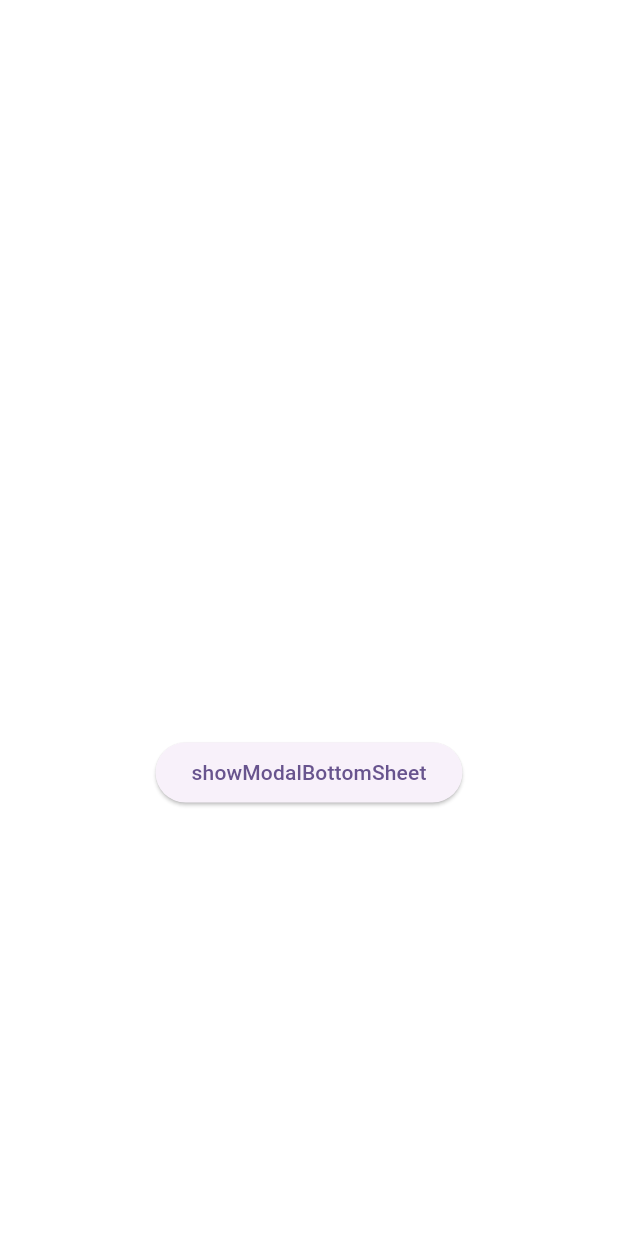
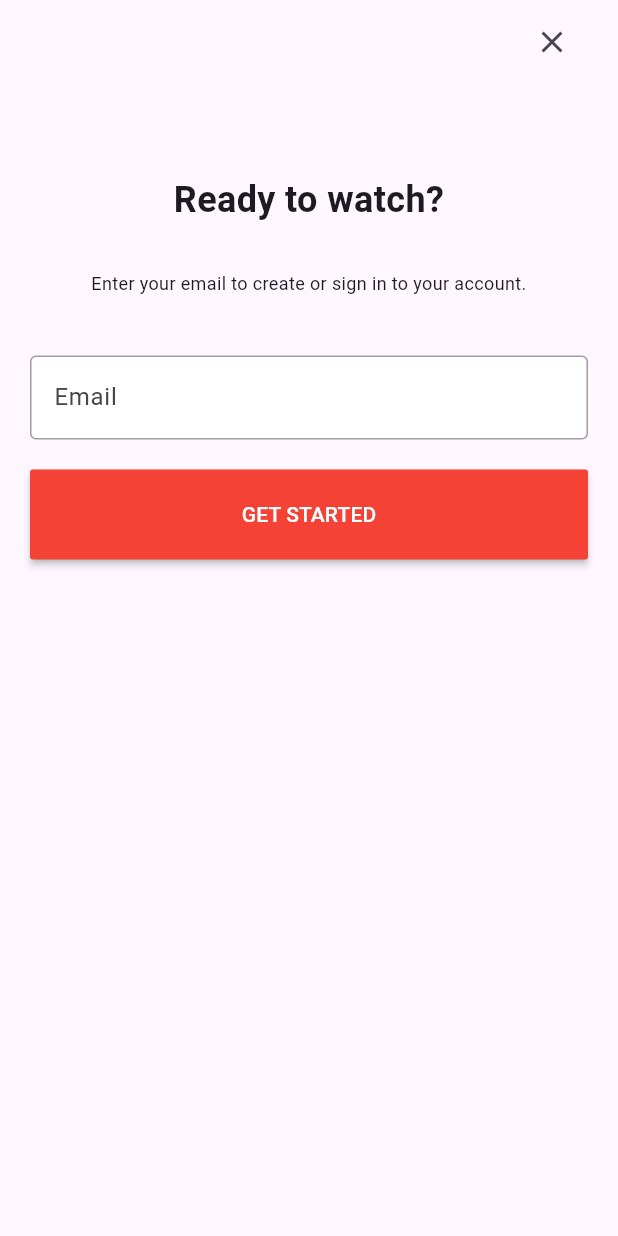
Before and after one commit to kareemawad123/netflix_clone_app, a Flutter app: the screen it shows after launch, after a tap on "Get Started", on a phone screen of 412 x 824 dp. Run offline on Flutter 3.47's test engine with Material 2 defaults, Android fonts, the phone set to English and light mode, and no system bars; our stand-ins replace firebase_auth, firebase_core, flutter_svg, get, get_storage; accounts and stored records are empty.

```diff
--- a/lib/View/Screens/getStartPage.dart
+++ b/lib/View/Screens/getStartPage.dart
@@ -1,5 +1,6 @@
 import 'package:flutter/material.dart';
 import 'package:get/get.dart';
+import 'package:netflix_clone_app/View/Screens/pre_home.dart';
 import 'package:netflix_clone_app/View/Screens/registeration.dart';
 
 class BottomSheetExample extends StatelessWidget {
@@ -7,12 +8,107 @@ class BottomSheetExample extends StatelessWidget {
 
   @override
   Widget build(BuildContext context) {
-    return Center(
-      child: ElevatedButton(
-          child: const Text('showModalBottomSheet'),
-          onPressed: () {
-            Get.to(Registeration());
-          }),
+    var _emailController = TextEditingController();
+    final _formKey = GlobalKey<FormState>();
+    return Scaffold(
+      appBar: AppBar(automaticallyImplyLeading: false, actions: [
+        IconButton(
+            onPressed: () => {Get.to(PreHomeScreen())},
+            icon: Icon(Icons.close)),
+        SizedBox(
+          width: 20,
+        ),
+      ]),
+      body: Form(
+        key: _formKey,
+        child: Padding(
+          padding: const EdgeInsets.all(20.0),
+          child: SingleChildScrollView(
+            child: Column(
+              children: [
+                SizedBox(
+                  height: 40,
+                ),
+                Text(
+                  "Ready to watch?",
+                  textAlign: TextAlign.center,
+                  style: TextStyle(
+                    fontWeight: FontWeight.bold,
+                    fontSize: 24,
+                  ),
+                ),
+                SizedBox(
+                  height: 30,
+                ),
+                Text(
+                  "Enter your email to create or sign in to your account.",
+                  textAlign: TextAlign.center,
+                  style: TextStyle(
+                    fontWeight: FontWeight.normal,
+                    fontSize: 12,
+                  ),
+                ),
+                SizedBox(
+                  height: 40,
+                ),
+                TextFormField(
+                  keyboardType: TextInputType.emailAddress,
+                  autovalidateMode: AutovalidateMode.onUserInteraction,
+                  style: TextStyle(color: Colors.black),
+                  validator: (value) {
+                    if (value == null || value.isEmpty) {
+                      return 'Email is required!';
+                    } else if (value.length < 5) {
+                      InputDecoration(
+                          enabledBorder: OutlineInputBorder(
+                              borderSide: BorderSide(color: Colors.red)));
+                      return 'Your Email should be between 5 and 50 characters';
+                    } else {
+                      return null;
+                    }
+                  },
+                  cursorColor: const Color.fromARGB(255, 100, 100, 100),
+                  decoration: InputDecoration(
+                    border: OutlineInputBorder(),
+                    enabledBorder: OutlineInputBorder(
+                      borderSide: BorderSide(
+                        color: Colors.grey,
+                      ),
+                    ),
+                    focusedBorder: OutlineInputBorder(
+                      borderSide: BorderSide(color: Colors.green),
+                    ),
+                    errorBorder: OutlineInputBorder(
+                      borderSide: BorderSide(color: Colors.red),
+                    ),
+                    hintText: "Email",
+                    filled: true,
+                    fillColor: Colors.white,
+                    labelStyle: TextStyle(color: Colors.grey),
+                  ),
+                  controller: _emailController,
+                ),
+                SizedBox(
+                  height: 20,
+                ),
+                MaterialButton(
+                  onPressed: () {
+                    if (_formKey.currentState!.validate()) {
+                      Get.to(Registration());
+                    }
+                  },
+                  child: Text("GET STARTED"),
+                  color: Colors.red,
+                  hoverColor: Color.fromARGB(255, 223, 101, 93),
+                  minWidth: double.infinity,
+                  height: 60,
+                  textColor: Colors.white,
+                ),
+              ],
+            ),
+          ),
+        ),
+      ),
     );
   }
 }
--- a/lib/View/Screens/login.dart
+++ b/lib/View/Screens/login.dart
@@ -1,11 +1,10 @@
 import 'package:flutter/material.dart';
 import 'package:get/get.dart';
-import 'package:get/get_core/src/get_main.dart';
 import 'package:flutter_svg/flutter_svg.dart';
 
 import 'package:firebase_auth/firebase_auth.dart';
-import 'package:netflix_clone_app/View/Screens/home.dart';
 import 'package:netflix_clone_app/View/Screens/pre_home.dart';
+import 'package:netflix_clone_app/View/Screens/registeration.dart';
 
 class logIn extends StatefulWidget {
   logIn({super.key});
@@ -163,7 +162,7 @@ class _MyWidgetState extends State<logIn> {
                 ),
                 TextButton(
                   onPressed: () {
-                    Get.to(PreHomeScreen());
+                    Get.to(Registration());
                   },
                   child: Text(
                     "New to Netflix? Sign up now",
--- a/lib/View/Screens/pre_home.dart
+++ b/lib/View/Screens/pre_home.dart
@@ -144,19 +144,11 @@ class _PreHomeScreenState extends State<PreHomeScreen> {
                             top: Radius.circular(0),
                           ),
                         ),
-                        clipBehavior: Clip.antiAliasWithSaveLayer,
+                        clipBehavior: Clip.antiAlias,
                         isScrollControlled: true,
                         isDismissible: true,
                         builder: (BuildContext context) {
-                          return DraggableScrollableSheet(
-                              initialChildSize: 0.75, //set this as you want
-                              maxChildSize: 0.75, //set this as you want
-                              minChildSize: 0.75,
-                              //set this as you want
-                              expand: true,
-                              builder: (context, scrollController) {
-                                return BottomSheetExample(); //whatever you're returning, does not have to be a Container
-                              });
+                          return BottomSheetExample();
                         });
                   },
                   style: TextButton.styleFrom(
--- a/lib/main.dart
+++ b/lib/main.dart
@@ -2,22 +2,20 @@ import 'package:firebase_core/firebase_core.dart';
 import 'package:flutter/material.dart';
 import 'package:get/get_navigation/src/root/get_material_app.dart';
 import 'package:get_storage/get_storage.dart';
-import 'package:netflix_clone_app/View/Screens/home.dart';
 import 'package:netflix_clone_app/View/Screens/pre_home.dart';
 import 'firebase_options.dart';
 
-void main() async{
+void main() async {
   WidgetsFlutterBinding.ensureInitialized();
   await Firebase.initializeApp(
     options: DefaultFirebaseOptions.currentPlatform,
   );
   await GetStorage.init();
-  runApp(const MyApp());
+  runApp(MyApp());
 }
 
 class MyApp extends StatelessWidget {
-
-  const MyApp({super.key});
+  MyApp({super.key});
 
   // This widget is the root of your application.
   @override
--- a/pubspec.yaml
+++ b/pubspec.yaml
@@ -41,7 +41,7 @@ dependencies:
   firebase_auth: ^4.6.3
   fluttertoast: ^8.2.2
   form_validation: ^3.0.1
-  cloud_firestore: ^4.8.0
+  cloud_firestore: ^4.8.1
   flutter_svg: ^2.0.7
   flutter_image_slideshow: ^0.1.5
   carousel_slider: ^4.2.1
```
Also changed, not shown: lib/View/Screens/HelpScreen.dart (added, +220 -0 lines), lib/View/Screens/registeration.dart (+81 -70 lines), 1 other file.
